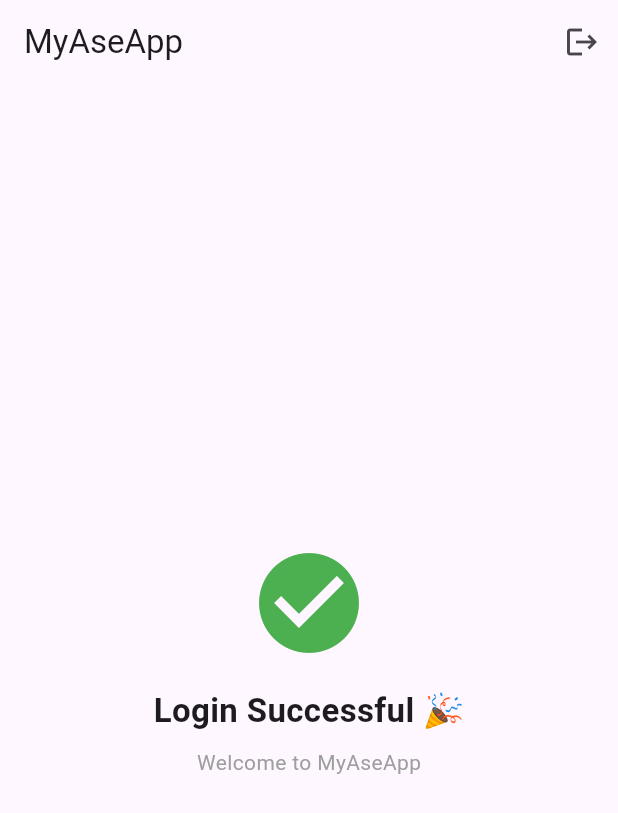
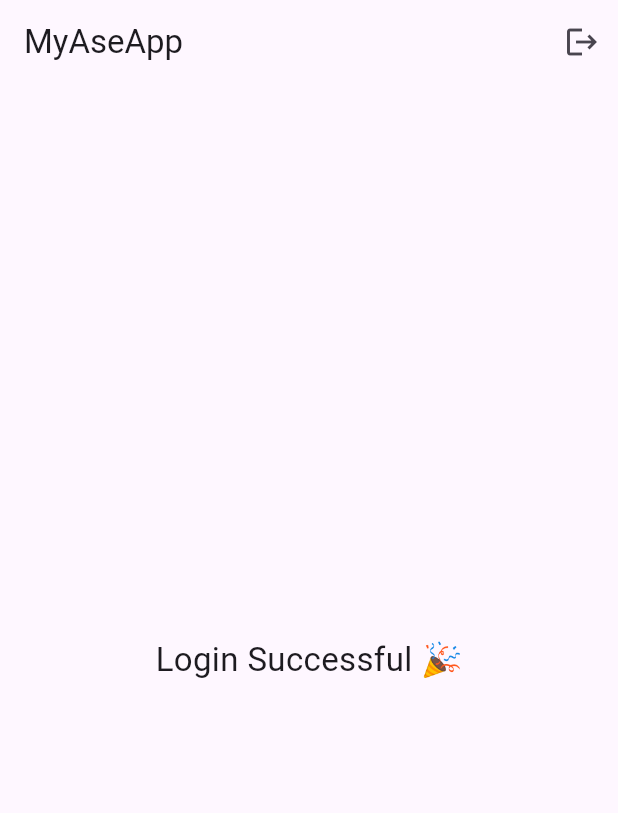
Before and after one commit to Arunkumar45678/myaseapp, a Flutter app: the HomeScreen screen opened directly, on a phone screen of 412 x 824 dp. Shown: the top 813 px of the screen. Run offline on Flutter 3.47's test engine with Material 3 defaults, Android fonts, the phone set to English and light mode, and no system bars; our stand-ins replace connectivity_plus, flutter_secure_storage, supabase_flutter; accounts and stored records are empty.

Commit message:
Refactor home screen body layout
Simplified the body of the home screen by removing the column layout and replacing it with a single text widget.

```diff
--- a/lib/screens/home.dart
+++ b/lib/screens/home.dart
@@ -25,22 +25,10 @@ class HomeScreen extends StatelessWidget {
           ),
         ],
       ),
-      body: Center(
-        child: Column(
-          mainAxisAlignment: MainAxisAlignment.center,
-          children: const [
-            Icon(Icons.check_circle, size: 80, color: Colors.green),
-            SizedBox(height: 16),
-            Text(
-              "Login Successful 🎉",
-              style: TextStyle(fontSize: 22, fontWeight: FontWeight.bold),
-            ),
-            SizedBox(height: 8),
-            Text(
-              "Welcome to MyAseApp",
-              style: TextStyle(color: Colors.grey),
-            ),
-          ],
+      body: const Center(
+        child: Text(
+          "Login Successful 🎉",
+          style: TextStyle(fontSize: 22),
         ),
       ),
     );
```
